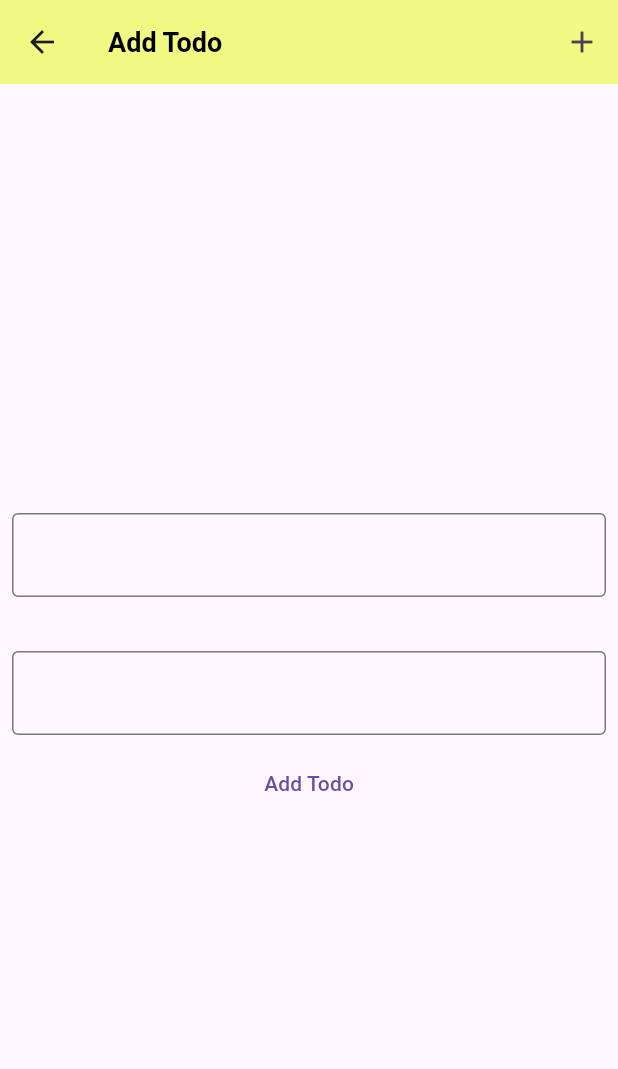
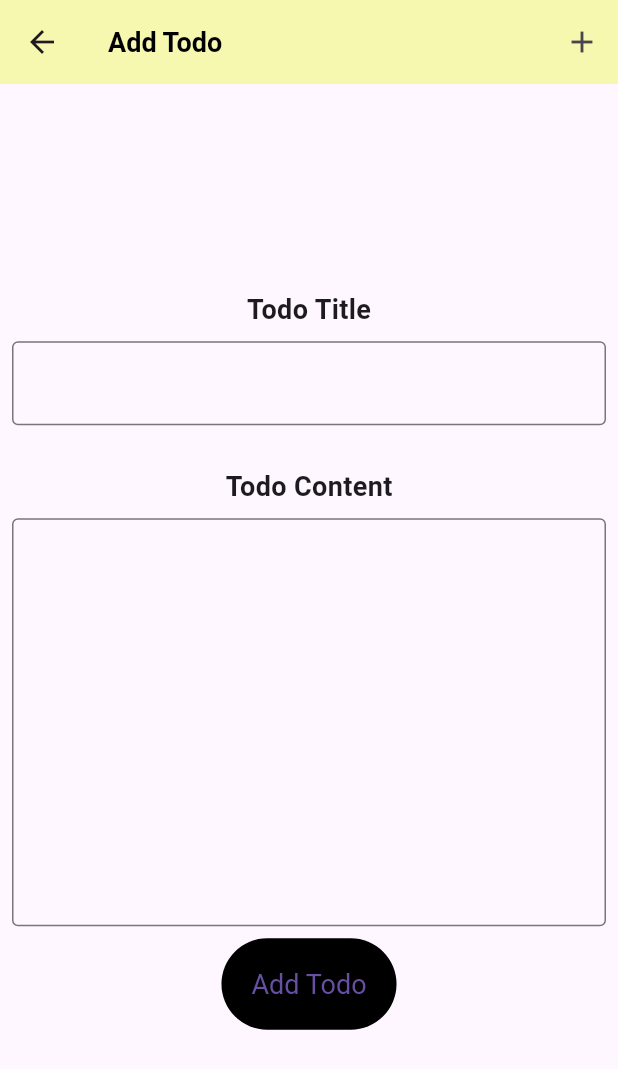
Before and after one commit to Elabs-llc/PRODIGY_AD_02, a Flutter app: the screen it shows after launch, after a tap on the "add" icon, on a phone screen of 412 x 824 dp. Shown: the top 1069 px of the screen. Run offline on Flutter 3.47's test engine with Material 3 defaults, Android fonts, the phone set to English and light mode, and no system bars; our stand-ins replace flutter_riverpod, flutter_slidable.

Commit message:
fixing bugs in code

```diff
--- a/lib/main.dart
+++ b/lib/main.dart
@@ -15,8 +15,8 @@ class MyApp extends StatelessWidget {
       debugShowCheckedModeBanner: false,
       theme: ThemeData(
         appBarTheme: const AppBarTheme(
-          backgroundColor: Color.fromARGB(128, 230, 250, 7),
-          shadowColor: Color.fromARGB(240, 239, 255, 65),
+          backgroundColor: Color.fromARGB(81, 230, 250, 7),
+          shadowColor: Color.fromARGB(99, 239, 255, 65),
           titleTextStyle: TextStyle(
             color: Colors.black,
             fontWeight: FontWeight.bold,
--- a/lib/pages/add.dart
+++ b/lib/pages/add.dart
@@ -43,6 +43,14 @@ class AddTodo extends ConsumerWidget {
         child: Column(
           mainAxisSize: MainAxisSize.min,
           children: [
+            const Text(
+              "Todo Title",
+              style: TextStyle(
+                fontSize: 18.0,
+                fontWeight: FontWeight.bold,
+              ),
+              textAlign: TextAlign.left,
+            ),
             Padding(
               padding: const EdgeInsets.all(8.0),
               child: TextField(
@@ -55,10 +63,19 @@ class AddTodo extends ConsumerWidget {
             const SizedBox(
               height: 20,
             ),
+            const Text(
+              "Todo Content",
+              style: TextStyle(
+                fontSize: 18.0,
+                fontWeight: FontWeight.bold,
+              ),
+              textAlign: TextAlign.left,
+            ),
             Padding(
               padding: const EdgeInsets.all(8.0),
               child: TextField(
                 controller: contentController,
+                maxLines: 10,
                 decoration: const InputDecoration(
                   border: OutlineInputBorder(),
                 ),
@@ -68,6 +85,13 @@ class AddTodo extends ConsumerWidget {
                 onPressed: () {
                   _addTodo(ref, titleController, contentController, context);
                 },
+                style: const ButtonStyle(
+                    backgroundColor: WidgetStatePropertyAll(Colors.black),
+                    padding: WidgetStatePropertyAll(EdgeInsets.all(20)),
+                    textStyle: WidgetStatePropertyAll(TextStyle(
+                      color: Colors.white,
+                      fontSize: 18.0,
+                    ))),
                 child: const Text("Add Todo"))
           ],
         ),
--- a/lib/pages/home.dart
+++ b/lib/pages/home.dart
@@ -31,11 +31,11 @@ class MyHomePage extends ConsumerWidget {
         title: const Text("Todo"),
         actions: [
           completedTodo.isEmpty
-              ? Text("")
+              ? const Text("")
               : IconButton(
                   onPressed: () => Navigator.of(context).push(MaterialPageRoute(
                       builder: (context) => const CompletedTodo())),
-                  icon: Icon(Icons.note_rounded),
+                  icon: const Icon(Icons.note_rounded),
                   color: Colors.green,
                   tooltip: "Completed Todo",
                 ),
@@ -44,7 +44,15 @@ class MyHomePage extends ConsumerWidget {
       body: ListView.builder(
           itemCount: activeTodos.length + 1,
           itemBuilder: (context, index) {
-            if (index == activeTodos.length) {
+            if (activeTodos.isEmpty) {
+              return const Padding(
+                padding: EdgeInsets.only(top: 300.0),
+                child: Center(
+                  child: Text(
+                      "No Todos Available, add new one using the  button below!"),
+                ),
+              );
+            } else if (index == activeTodos.length) {
               if (completedTodo.isEmpty) {
                 return Container();
               } else {
@@ -53,31 +61,43 @@ class MyHomePage extends ConsumerWidget {
                       onPressed: () => Navigator.of(context).push(
                           MaterialPageRoute(
                               builder: (context) => const CompletedTodo())),
-                      child: Text("Completed Todos")),
+                      child: const Text("Completed Todos")),
                 );
               }
             } else {
               return Slidable(
-                startActionPane: ActionPane(motion: ScrollMotion(), children: [
+                startActionPane:
+                    ActionPane(motion: const ScrollMotion(), children: [
                   SlidableAction(
-                    onPressed: (context) =>
-                        ref.watch(todoProvider.notifier).deleteTodo(index),
+                    onPressed: (context) => ref
+                        .watch(todoProvider.notifier)
+                        .deleteTodo(activeTodos[index].todoId),
                     icon: Icons.delete,
                     backgroundColor: Colors.redAccent,
                   ),
                 ]),
-                endActionPane: ActionPane(motion: ScrollMotion(), children: [
+                endActionPane:
+                    ActionPane(motion: const ScrollMotion(), children: [
                   SlidableAction(
-                    onPressed: (context) =>
-                        ref.watch(todoProvider.notifier).completeTodo(index),
+                    onPressed: (context) => ref
+                        .watch(todoProvider.notifier)
+                        .completeTodo(activeTodos[index].todoId),
                     icon: Icons.check_circle_outline,
                     backgroundColor: Colors.lightGreen,
                   ),
                 ]),
-                child: ListTile(
-                  title: Text(activeTodos[index].todoTitle),
-                  subtitle: Text(activeTodos[index].todoDescription),
-                  contentPadding: EdgeInsets.all(5),
+                child: Container(
+                  padding: const EdgeInsets.all(5),
+                  margin: const EdgeInsets.all(8),
+                  decoration: BoxDecoration(
+                    color: const Color.fromARGB(71, 249, 245, 134),
+                    borderRadius: BorderRadius.circular(5),
+                  ),
+                  child: ListTile(
+                    title: Text(activeTodos[index].todoTitle),
+                    subtitle: Text(activeTodos[index].todoDescription),
+                    contentPadding: const EdgeInsets.all(5),
+                  ),
                 ),
               );
             }
@@ -87,6 +107,8 @@ class MyHomePage extends ConsumerWidget {
           Navigator.of(context)
               .push(MaterialPageRoute(builder: (context) => const AddTodo()));
         },
+        backgroundColor: Colors.black,
+        foregroundColor: Colors.white,
         tooltip: 'New Todo',
         child: const Icon(Icons.add),
       ),
```
Also changed, not shown: lib/pages/complete.dart (+24 -4 lines).
